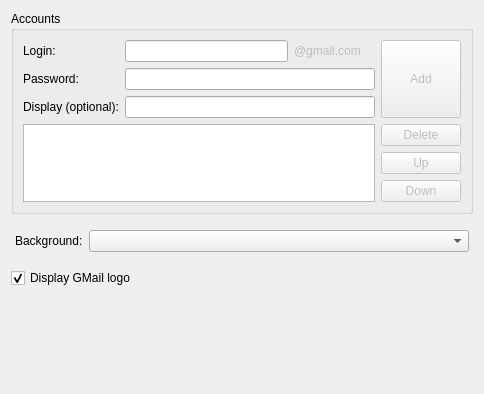
gilcn/nextshows, file playground/Plasma/GMailNotifier/src/applet/gmailnotifierappletconfig.ui: the form before one commit.
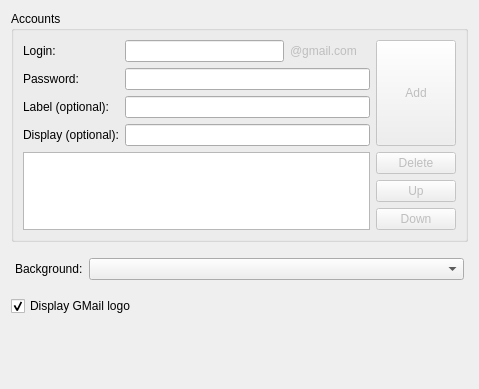
The form after the commit. Custom widgets are drawn as their Qt base class.

Commit message: - Added a "label" option - Various fix / cleanup / improvements

The edit to the form file:
```diff
--- a/playground/Plasma/GMailNotifier/src/applet/gmailnotifierappletconfig.ui
+++ b/playground/Plasma/GMailNotifier/src/applet/gmailnotifierappletconfig.ui
@@ -5,8 +5,8 @@
    <rect>
     <x>0</x>
     <y>0</y>
-    <width>484</width>
-    <height>394</height>
+    <width>479</width>
+    <height>389</height>
    </rect>
   </property>
   <property name="windowTitle" >
@@ -37,43 +37,13 @@
           </property>
          </widget>
         </item>
-        <item rowspan="3" row="1" column="0" >
+        <item rowspan="3" row="4" column="0" >
          <widget class="KListWidget" name="listAccounts" >
           <property name="showDropIndicator" stdset="0" >
            <bool>false</bool>
           </property>
          </widget>
         </item>
-        <item row="1" column="1" >
-         <widget class="KPushButton" name="btnDelete" >
-          <property name="enabled" >
-           <bool>false</bool>
-          </property>
-          <property name="text" >
-           <string>Delete</string>
-          </property>
-         </widget>
-        </item>
-        <item row="2" column="1" >
-         <widget class="KPushButton" name="btnUp" >
-          <property name="enabled" >
-           <bool>false</bool>
-          </property>
-          <property name="text" >
-           <string>Up</string>
-          </property>
-         </widget>
-        </item>
-        <item row="3" column="1" >
-         <widget class="KPushButton" name="btnDown" >
-          <property name="enabled" >
-           <bool>false</bool>
-          </property>
-          <property name="text" >
-           <string>Down</string>
-          </property>
-         </widget>
-        </item>
         <item row="0" column="0" >
          <layout class="QGridLayout" name="gridLayout_2" >
           <item rowspan="2" row="0" column="0" >
@@ -113,7 +83,7 @@
             </property>
            </widget>
           </item>
-          <item row="3" column="0" >
+          <item row="4" column="0" >
            <widget class="QLabel" name="lblDisplay" >
             <property name="text" >
              <string>Display (optional):</string>
@@ -123,7 +93,7 @@
             </property>
            </widget>
           </item>
-          <item row="3" column="1" colspan="3" >
+          <item row="4" column="1" colspan="3" >
            <widget class="KLineEdit" name="leDisplay" >
             <property name="showClearButton" stdset="0" >
              <bool>true</bool>
@@ -140,8 +110,67 @@
             </property>
            </widget>
           </item>
+          <item row="3" column="0" >
+           <widget class="QLabel" name="lblLabel" >
+            <property name="text" >
+             <string>Label (optional):</string>
+            </property>
+            <property name="buddy" >
+             <cstring>leLabel</cstring>
+            </property>
+           </widget>
+          </item>
+          <item row="3" column="1" colspan="3" >
+           <widget class="KLineEdit" name="leLabel" >
+            <property name="toolTip" >
+             <string>GMail label (leave empty for inbox)</string>
+            </property>
+            <property name="showClearButton" stdset="0" >
+             <bool>true</bool>
+            </property>
+           </widget>
+          </item>
          </layout>
         </item>
+        <item row="6" column="1" >
+         <widget class="KPushButton" name="btnDown" >
+          <property name="enabled" >
+           <bool>false</bool>
+          </property>
+          <property name="toolTip" >
+           <string>Move the selected icon down</string>
+          </property>
+          <property name="text" >
+           <string>Down</string>
+          </property>
+         </widget>
+        </item>
+        <item row="5" column="1" >
+         <widget class="KPushButton" name="btnUp" >
+          <property name="enabled" >
+           <bool>false</bool>
+          </property>
+          <property name="toolTip" >
+           <string>Move the selected icon up</string>
+          </property>
+          <property name="text" >
+           <string>Up</string>
+          </property>
+         </widget>
+        </item>
+        <item row="4" column="1" >
+         <widget class="KPushButton" name="btnDelete" >
+          <property name="enabled" >
+           <bool>false</bool>
+          </property>
+          <property name="toolTip" >
+           <string>Delete the selected account</string>
+          </property>
+          <property name="text" >
+           <string>Delete</string>
+          </property>
+         </widget>
+        </item>
        </layout>
       </item>
      </layout>
```
Left out of the diff: 37 changed lines with no effect on the pictures. The commit also changes 3 other files.
